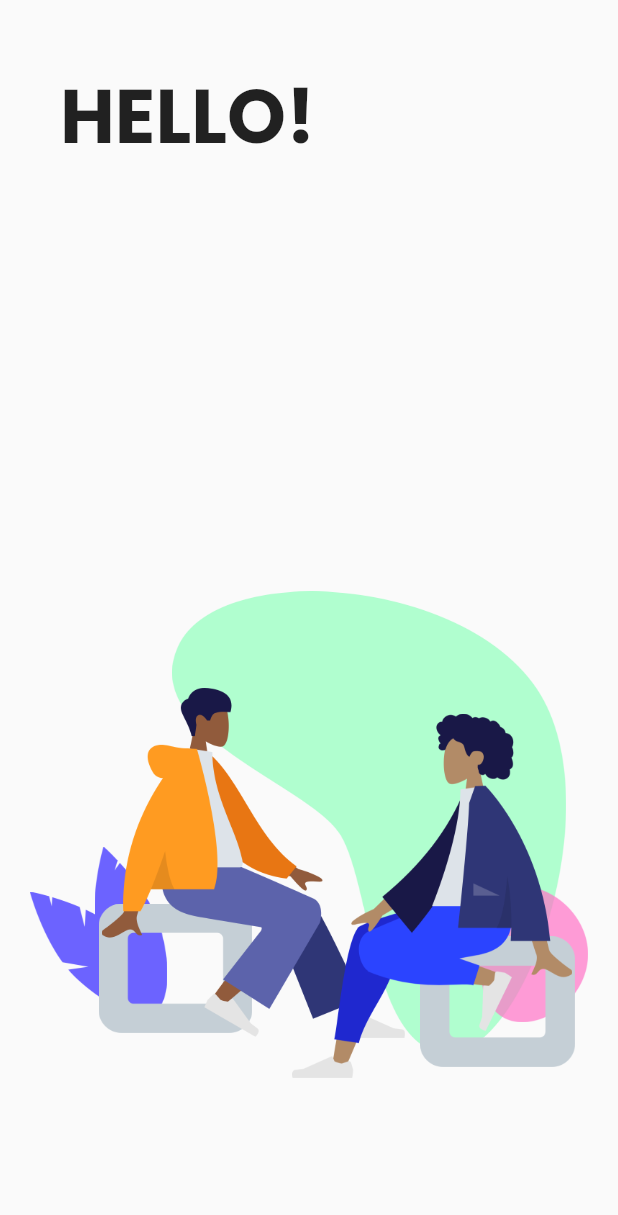
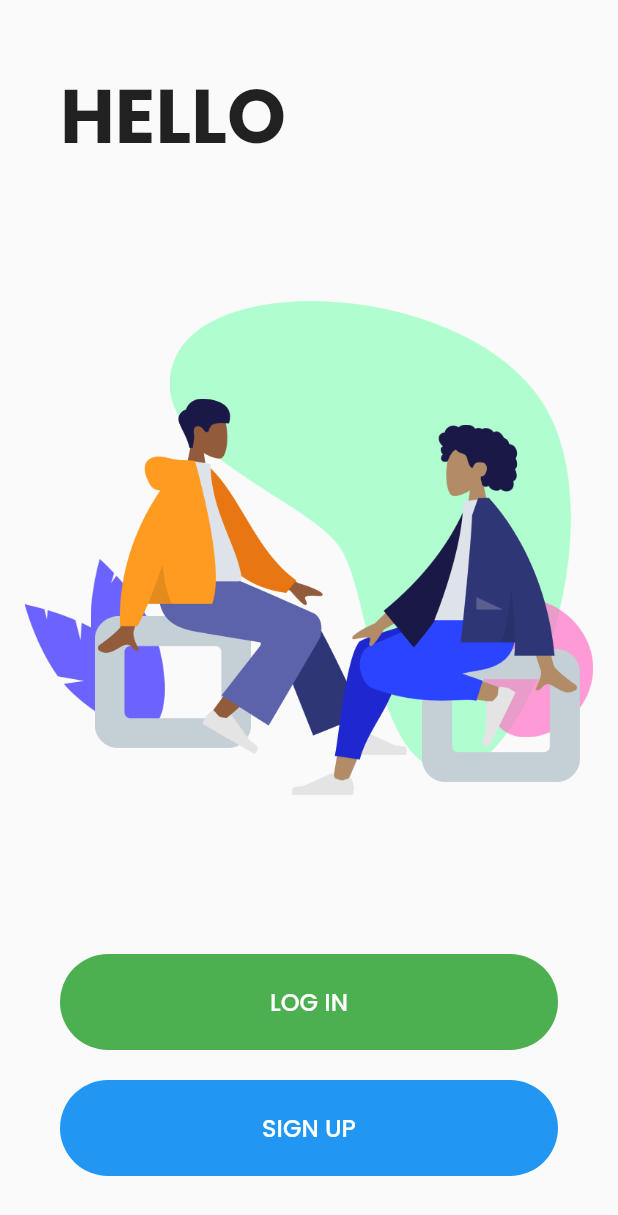
Before and after one commit to AbhiCh616/tutor_finder_flutter, a Flutter app: the screen it shows after launch, on a phone screen of 412 x 824 dp. Shown: the top 1215 px of the screen. Run offline on Flutter 3.47's test engine with Material 2 defaults, Android fonts, the phone set to English and light mode, and no system bars; our stand-ins replace flutter_secure_storage, simple_animations, supercharged.

Commit message:
Authentication Screen Created

```diff
--- /dev/null
+++ b/lib/components/authentication/illustrations/two_people_seating_still.dart
@@ -0,0 +1,75 @@
+import 'package:flutter/material.dart';
+import 'package:tutor_finder_flutter/utils/fade_image.dart';
+
+class TwoPeopleSeatingStill extends StatelessWidget {
+  final double height;
+  final double width;
+
+  TwoPeopleSeatingStill({
+    required this.height,
+    required this.width,
+  });
+
+  @override
+  Widget build(BuildContext context) {
+    return Stack(
+      children: [
+        FadePositionImage(
+            top: this.height * 0.613467,
+            height: this.height * 0.25355,
+            width: this.width * 0.235318,
+            fadeStartOpacity: 1.0,
+            image: 'assets/illustrations/two_people_seating/Leaf_Lower.png'),
+        FadePositionImage(
+            left: this.width * 0.1157216,
+            top: this.height * 0.521437,
+            height: this.height * 0.34509,
+            width: this.width * 0.13067,
+            fadeStartOpacity: 1.0,
+            image: 'assets/illustrations/two_people_seating/Leaf_Upper.png'),
+        FadePositionImage(
+            left: this.width * 0.123182,
+            top: this.height * 0.637596,
+            height: this.height * 0.26685,
+            width: this.width * 0.275222,
+            fadeStartOpacity: 1.0,
+            image: 'assets/illustrations/two_people_seating/Seat.png'),
+        FadePositionImage(
+            left: this.width * 0.254952,
+            top: this.height * 0,
+            height: this.height * 0.95191,
+            width: this.width * 0.706069,
+            fadeStartOpacity: 1.0,
+            image: 'assets/illustrations/two_people_seating/Green_Bubble.png'),
+        FadePositionImage(
+            left: this.width * 0.806003,
+            top: this.height * 0.603097,
+            height: this.height * 0.279447,
+            width: this.width * 0.193997,
+            fadeStartOpacity: 1.0,
+            image: 'assets/illustrations/two_people_seating/Pink_Bubble.png'),
+        FadePositionImage(
+            left: this.width * 0.128358,
+            top: this.height * 0.197188,
+            height: this.height * 0.720785,
+            width: this.width * 0.544169,
+            fadeStartOpacity: 1.0,
+            image: 'assets/illustrations/two_people_seating/Boy.png'),
+        FadePositionImage(
+            left: this.width * 0.69907,
+            top: this.height * 0.703935,
+            height: this.height * 0.26934,
+            width: this.width * 0.27782,
+            fadeStartOpacity: 1.0,
+            image: 'assets/illustrations/two_people_seating/Seat.png'),
+        FadePositionImage(
+            left: this.width * 0.469797,
+            top: this.height * 0.250565,
+            height: this.height * 0.7494,
+            width: this.width * 0.50204,
+            fadeStartOpacity: 1.0,
+            image: 'assets/illustrations/two_people_seating/Girl.png'),
+      ],
+    );
+  }
+}
--- /dev/null
+++ b/lib/components/authentication/logic/user.dart
@@ -0,0 +1,7 @@
+import 'package:flutter_secure_storage/flutter_secure_storage.dart';
+
+Future<bool> isLoggedIn() {
+  final storage = FlutterSecureStorage();
+  Future<bool> isLoggedIn = storage.containsKey(key: 'token');
+  return isLoggedIn;
+}
--- /dev/null
+++ b/lib/components/authentication/screens/authentication_screen.dart
@@ -0,0 +1,121 @@
+import 'package:flutter/material.dart';
+import 'package:tutor_finder_flutter/animations/fade_position_animation.dart';
+import 'package:tutor_finder_flutter/components/authentication/illustrations/two_people_seating_still.dart';
+import 'package:tutor_finder_flutter/components/authentication/screens/signup_screen.dart';
+
+import 'login_screen.dart';
+
+class AuthenticationScreen extends StatelessWidget {
+  @override
+  Widget build(BuildContext context) {
+    return Scaffold(
+      body: SafeArea(
+        child: Column(
+          mainAxisSize: MainAxisSize.max,
+          mainAxisAlignment: MainAxisAlignment.spaceBetween,
+          children: [
+            Padding(
+              padding: const EdgeInsets.only(left: 40, top: 40),
+              child: Align(
+                alignment: Alignment.centerLeft,
+                child: Text(
+                  'HELLO',
+                  style: TextStyle(
+                    fontSize: 50,
+                    fontWeight: FontWeight.bold,
+                    decoration: TextDecoration.none,
+                  ),
+                ),
+              ),
+            ),
+            Hero(
+              tag: 'boot_illustration',
+              child: SizedBox(
+                width: (MediaQuery.of(context).size.height / 2.5) * 1.149395,
+                height: MediaQuery.of(context).size.height / 2.5,
+                child: LayoutBuilder(
+                  builder: (context, constraints) {
+                    return TwoPeopleSeatingStill(
+                      height: constraints.maxHeight,
+                      width: constraints.maxWidth,
+                    );
+                  },
+                ),
+              ),
+            ),
+            Padding(
+              padding:
+                  EdgeInsets.only(top: 20, left: 40, right: 40, bottom: 40),
+              child: ConstrainedBox(
+                constraints: BoxConstraints(maxWidth: 500),
+                child: Column(
+                  children: [
+                    FadePositionAnimation(
+                      delay: 1.1,
+                      startY: 100,
+                      child: SizedBox(
+                        width: double.maxFinite,
+                        child: TextButton(
+                          onPressed: () => Navigator.push(
+                            context,
+                            PageRouteBuilder(
+                              transitionDuration: Duration(seconds: 2),
+                              pageBuilder: (_, __, ___) => LoginScreen(),
+                            ),
+                          ),
+                          child: Text(
+                            'LOG IN',
+                            style: TextStyle(
+                              fontSize: 16,
+                              color: Colors.white,
+                            ),
+                          ),
+                          style: TextButton.styleFrom(
+                            backgroundColor: Colors.green,
+                            padding: EdgeInsets.symmetric(vertical: 20),
+                            shape: RoundedRectangleBorder(
+                              borderRadius: BorderRadius.circular(40),
+                            ),
+                          ),
+                        ),
+                      ),
+                    ),
+                    Padding(
+                      padding: const EdgeInsets.only(top: 20),
+                      child: SizedBox(
+                        width: double.maxFinite,
+                        child: TextButton(
+                          onPressed: () => Navigator.push(
+                            context,
+                            PageRouteBuilder(
+                              transitionDuration: Duration(seconds: 2),
+                              pageBuilder: (_, __, ___) => SignupScreen(),
+                            ),
+                          ),
+                          child: Text(
+                            'SIGN UP',
+                            style: TextStyle(
+                              fontSize: 16,
+                              color: Colors.white,
+                            ),
+                          ),
+                          style: TextButton.styleFrom(
+                            backgroundColor: Colors.blue,
+                            padding: EdgeInsets.symmetric(vertical: 20),
+                            shape: RoundedRectangleBorder(
+                              borderRadius: BorderRadius.circular(40),
+                            ),
+                          ),
+                        ),
+                      ),
+                    ),
+                  ],
+                ),
+              ),
+            ),
+          ],
+        ),
+      ),
+    );
+  }
+}
--- a/lib/components/authentication/screens/boot.dart
+++ b/lib/components/authentication/screens/boot.dart
@@ -1,11 +1,42 @@
+import 'dart:async';
 import 'package:flutter/material.dart';
 import 'package:tutor_finder_flutter/animations/fade_position_animation.dart';
 import 'package:tutor_finder_flutter/components/authentication/illustrations/two_people_seating_illustration.dart';
+import 'package:tutor_finder_flutter/components/authentication/logic/user.dart';
+import 'package:tutor_finder_flutter/components/authentication/screens/authentication_screen.dart';
 
-class BootScreen extends StatelessWidget {
+class BootScreen extends StatefulWidget {
+  @override
+  _BootScreenState createState() => _BootScreenState();
+}
+
+class _BootScreenState extends State<BootScreen> {
+  @override
+  void initState() {
+    super.initState();
+
+    Future.delayed(const Duration(milliseconds: 3700), () {
+      isLoggedIn().then((value) => {
+            if (value)
+              {}
+            else
+              {
+                Navigator.pushReplacement(
+                  context,
+                  PageRouteBuilder(
+                    transitionDuration: Duration(seconds: 2),
+                    pageBuilder: (_, __, ___) => AuthenticationScreen(),
+                  ),
+                ),
+              }
+          });
+    });
+  }
+
   @override
   Widget build(BuildContext context) {
-    return SafeArea(
+    return Scaffold(
+      body: SafeArea(
         child: Column(
           mainAxisSize: MainAxisSize.max,
           mainAxisAlignment: MainAxisAlignment.spaceBetween,
@@ -18,7 +49,7 @@ class BootScreen extends StatelessWidget {
                   delay: 1,
                   startY: 50,
                   child: Text(
-                  'HELLO!',
+                    'HELLO',
                     style: TextStyle(
                       fontSize: 50,
                       fontWeight: FontWeight.bold,
@@ -33,6 +64,8 @@ class BootScreen extends StatelessWidget {
                 left: 20,
                 right: 20,
               ),
+              child: Hero(
+                tag: 'boot_illustration',
                 child: SizedBox(
                   width: (MediaQuery.of(context).size.height / 2.5) * 1.149395,
                   height: MediaQuery.of(context).size.height / 2.5,
@@ -46,7 +79,9 @@ class BootScreen extends StatelessWidget {
                   ),
                 ),
               ),
+            ),
           ],
+        ),
       ),
     );
   }
--- /dev/null
+++ b/lib/components/authentication/screens/login_screen.dart
@@ -0,0 +1,17 @@
+import 'package:flutter/cupertino.dart';
+import 'package:flutter/material.dart';
+
+class LoginScreen extends StatelessWidget {
+  @override
+  Widget build(BuildContext context) {
+    return Scaffold(
+      body: SafeArea(
+        child: Column(
+          children: [
+            Text('Login'),
+          ],
+        ),
+      ),
+    );
+  }
+}
--- /dev/null
+++ b/lib/components/authentication/screens/signup_screen.dart
@@ -0,0 +1,17 @@
+import 'package:flutter/cupertino.dart';
+import 'package:flutter/material.dart';
+
+class SignupScreen extends StatelessWidget {
+  @override
+  Widget build(BuildContext context) {
+    return Scaffold(
+      body: SafeArea(
+        child: Column(
+          children: [
+            Text('Signup'),
+          ],
+        ),
+      ),
+    );
+  }
+}
--- a/lib/main.dart
+++ b/lib/main.dart
@@ -5,8 +5,6 @@ void main() => runApp(
       MaterialApp(
         theme: ThemeData(fontFamily: 'Poppins'),
         debugShowCheckedModeBanner: false,
-        home: Scaffold(
-          body: BootScreen(),
-        ),
+        home: BootScreen(),
       ),
     );
--- a/lib/utils/fade_image.dart
+++ b/lib/utils/fade_image.dart
@@ -18,7 +18,7 @@ class FadePositionImage extends StatelessWidget {
       this.top = 0.0,
       required this.height,
       required this.width,
-      required this.fadeDelay,
+      this.fadeDelay = 0.0,
       this.fadeStartOpacity = 0.0,
       this.fadeEndOpacity = 1.0,
       this.fadeX = 0.0,
```
Also changed, not shown: pubspec.lock. Lines whose indentation alone changed are shown as unchanged.
